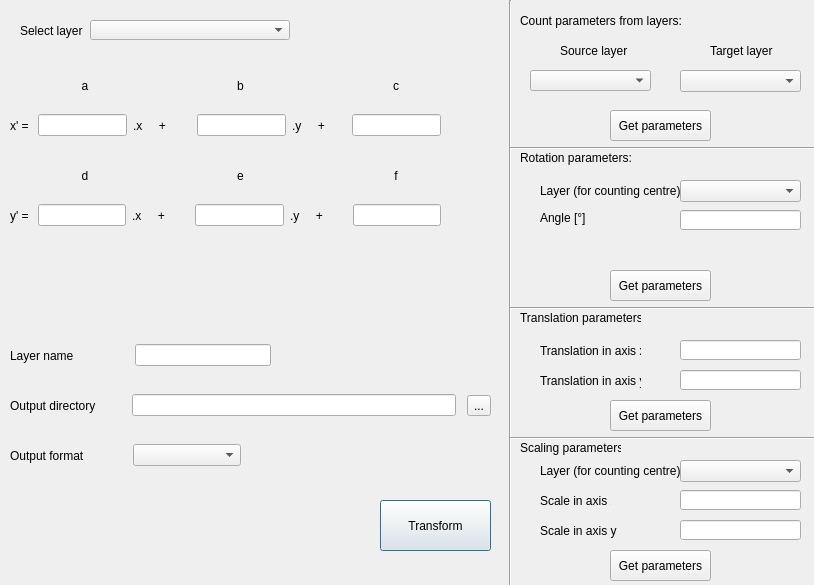
First picture: the form in affine_dialog_base.ui, repository ctu-fgis/2019-c-qgis-affine, before the edit.
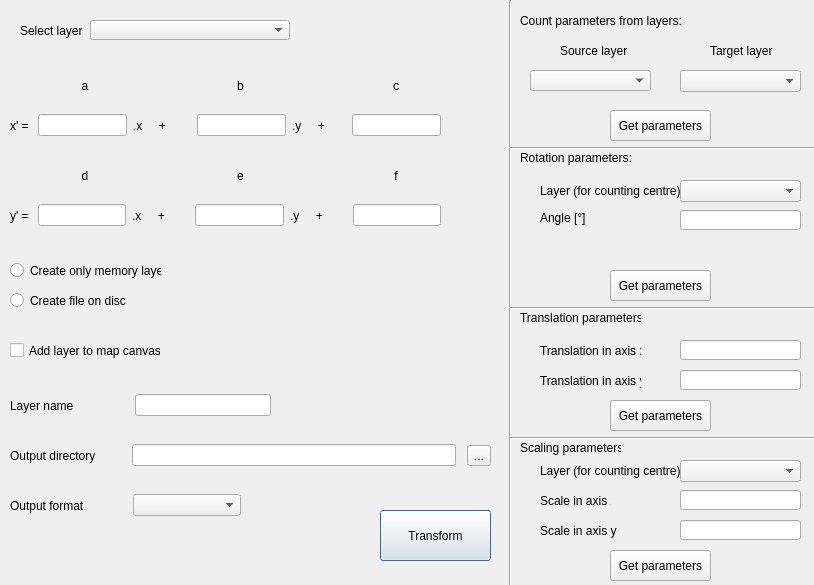
Second picture: the form after the edit.

Commit message: Added options for creating memory or file layer and option for adding layer into map canvas.

```diff
--- a/affine_dialog_base.ui
+++ b/affine_dialog_base.ui
@@ -263,7 +263,7 @@
    <property name="geometry">
     <rect>
      <x>380</x>
-     <y>500</y>
+     <y>510</y>
      <width>111</width>
      <height>51</height>
     </rect>
@@ -276,7 +276,7 @@
    <property name="geometry">
     <rect>
      <x>10</x>
-     <y>390</y>
+     <y>440</y>
      <width>481</width>
      <height>31</height>
     </rect>
@@ -337,7 +337,7 @@
    <property name="geometry">
     <rect>
      <x>10</x>
-     <y>340</y>
+     <y>390</y>
      <width>261</width>
      <height>31</height>
     </rect>
@@ -375,7 +375,7 @@
    <property name="geometry">
     <rect>
      <x>10</x>
-     <y>440</y>
+     <y>490</y>
      <width>231</width>
      <height>31</height>
     </rect>
@@ -782,6 +782,48 @@
     </rect>
    </property>
   </widget>
+  <widget class="QRadioButton" name="File_Rb">
+   <property name="geometry">
+    <rect>
+     <x>10</x>
+     <y>290</y>
+     <width>121</width>
+     <height>21</height>
+    </rect>
+   </property>
+   <property name="text">
+    <string>Create file on disc</string>
+   </property>
+  </widget>
+  <widget class="QRadioButton" name="Memory_Rb">
+   <property name="enabled">
+    <bool>true</bool>
+   </property>
+   <property name="geometry">
+    <rect>
+     <x>10</x>
+     <y>260</y>
+     <width>151</width>
+     <height>21</height>
+    </rect>
+   </property>
+   <property name="text">
+    <string>Create only memory layer</string>
+   </property>
+  </widget>
+  <widget class="QCheckBox" name="Add_CheckB">
+   <property name="geometry">
+    <rect>
+     <x>10</x>
+     <y>340</y>
+     <width>151</width>
+     <height>21</height>
+    </rect>
+   </property>
+   <property name="text">
+    <string>Add layer to map canvas</string>
+   </property>
+  </widget>
  </widget>
  <resources/>
  <connections/>
```
The commit also changes 1 other file.
